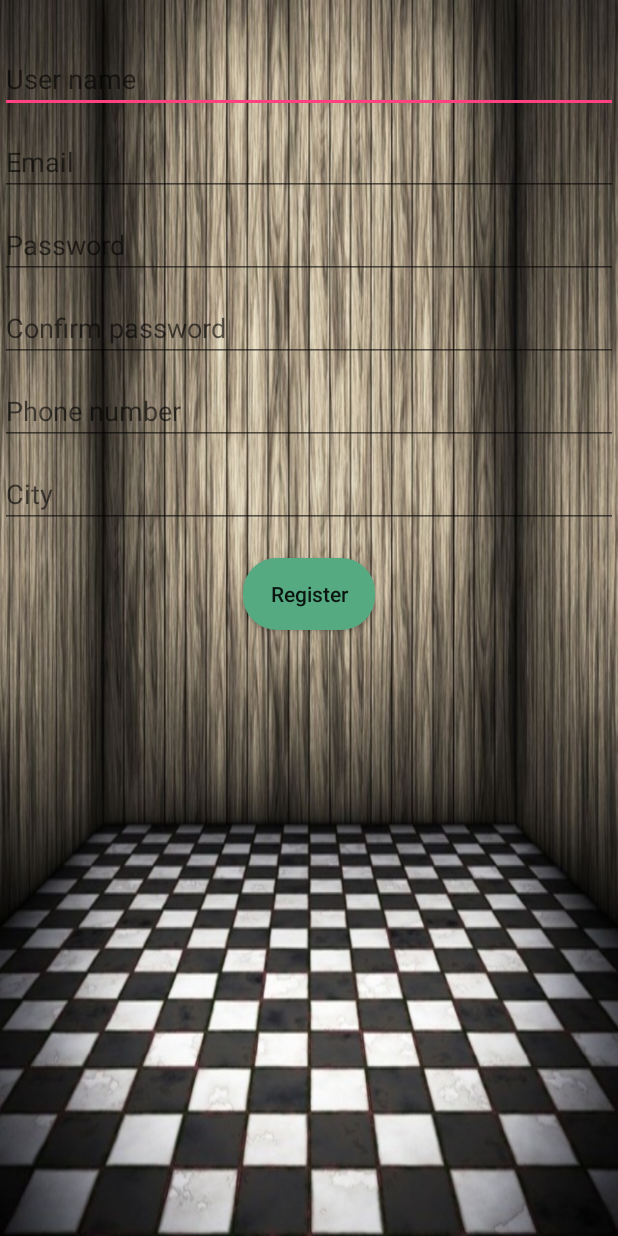
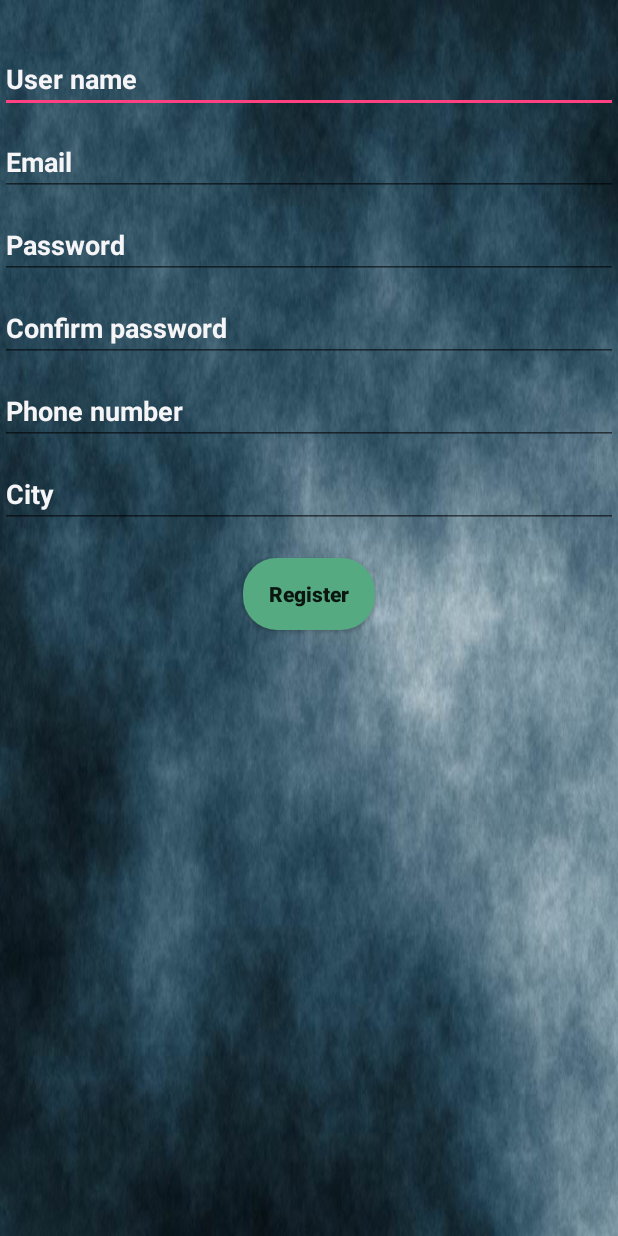
Before and after one commit to Gururaj12/Puzzle_For_Fun, an Android app: the layout activity_registration.xml on its own in the app's theme, with its tools: preview values and no code run, on a phone screen of 412 x 824 dp. Run offline under Robolectric (Android 15) with nearby library versions, the light colour scheme and no system bars.

Commit message:
Registration

```diff
--- a/app/src/main/AndroidManifest.xml
+++ b/app/src/main/AndroidManifest.xml
@@ -16,6 +16,7 @@
                 <category android:name="android.intent.category.LAUNCHER" />
             </intent-filter>
         </activity>
+        <activity android:name=".Registration"></activity>
     </application>
 
 </manifest>
--- a/app/src/main/res/drawable-port/edittext.xml
+++ b/app/src/main/res/drawable-port/edittext.xml
@@ -3,10 +3,9 @@
     xmlns:android="http://schemas.android.com/apk/res/android"
     android:shape="rectangle">
 
-    <solid
-        android:color="#ff8080">
 
-    </solid>
+
+
 
     <corners
         android:radius="20dp">
--- a/app/src/main/res/layout/activity_registration.xml
+++ b/app/src/main/res/layout/activity_registration.xml
@@ -5,55 +5,68 @@
     xmlns:tools="http://schemas.android.com/tools"
     android:orientation="vertical"
     android:layout_width="match_parent"
-    android:background="@drawable/chessbackground"
+    android:background="@drawable/smoke"
     android:layout_height="match_parent"
     tools:context="com.example.dqtech.puzzle_for_fun.Registration">
 
 
 
     <EditText
+        android:textStyle="bold"
         android:layout_marginTop="30dp"
         android:hint="User name"
+        android:textColorHint="#FFF5F5F7"
         android:textColor="#FFF5F5F7"
         android:layout_width="match_parent"
         android:layout_height="wrap_content" />
 
     <EditText
+        android:textStyle="bold"
         android:layout_marginTop="10dp"
+        android:textColorHint="#FFF5F5F7"
         android:hint="Email"
         android:textColor="#FFF5F5F7"
         android:layout_width="match_parent"
         android:layout_height="wrap_content" />
 
     <EditText
+        android:textStyle="bold"
         android:layout_marginTop="10dp"
+        android:textColorHint="#FFF5F5F7"
         android:hint="Password"
         android:textColor="#FFF5F5F7"
         android:layout_width="match_parent"
         android:layout_height="wrap_content" />
 
     <EditText
+        android:textStyle="bold"
         android:layout_marginTop="10dp"
+        android:textColorHint="#FFF5F5F7"
         android:hint="Confirm password"
         android:textColor="#FFF5F5F7"
         android:layout_width="match_parent"
         android:layout_height="wrap_content" />
 
     <EditText
+        android:textStyle="bold"
         android:layout_marginTop="10dp"
+        android:textColorHint="#FFF5F5F7"
         android:hint="Phone number"
         android:textColor="#FFF5F5F7"
         android:layout_width="match_parent"
         android:layout_height="wrap_content" />
 
     <EditText
+        android:textStyle="bold"
         android:layout_marginTop="10dp"
+        android:textColorHint="#FFF5F5F7"
         android:hint="City"
         android:textColor="#FFF5F5F7"
         android:layout_width="match_parent"
         android:layout_height="wrap_content" />
 
     <Button
+        android:textStyle="bold"
         android:background="@drawable/buttonbackground"
         android:layout_marginTop="20dp"
         android:layout_gravity="center"
--- a/app/src/main/res/values/colors.xml
+++ b/app/src/main/res/values/colors.xml
@@ -3,4 +3,6 @@
     <color name="colorPrimary">#3F51B5</color>
     <color name="colorPrimaryDark">#303F9F</color>
     <color name="colorAccent">#FF4081</color>
+    <color name="colorlightblack">#FFA4A7B6</color>
+    <color name="colorlightpink">#FFC1A1AC</color>
 </resources>
```
Also changed, not shown: app/src/main/java/com/example/dqtech/puzzle_for_fun/Registration.java (added, +13 -0 lines), app/src/main/res/drawable-port/smoke.png (added), app/src/main/res/drawable-port/wooddark.png (added).
